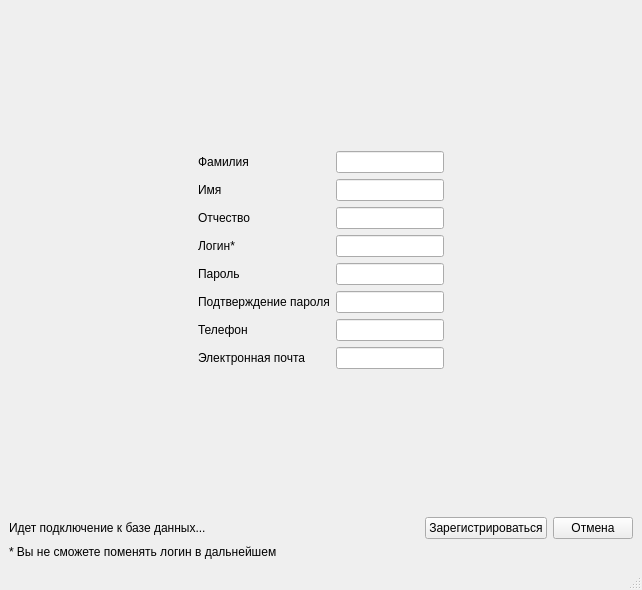
First picture: the form in final_version/transport_services/signup.ui, repository nexza78/course_work, before the edit.
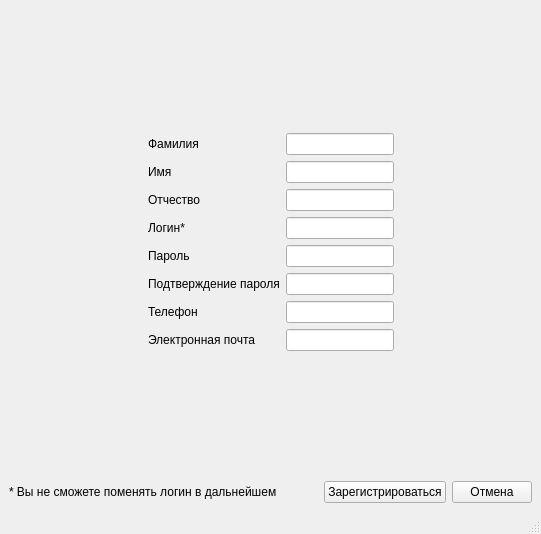
Second picture: the form after the edit. Icons and pictures are not drawn.

The edit to the form file:
```diff
--- a/final_version/transport_services/signup.ui
+++ b/final_version/transport_services/signup.ui
@@ -6,8 +6,8 @@
    <rect>
     <x>0</x>
     <y>0</y>
-    <width>642</width>
-    <height>590</height>
+    <width>541</width>
+    <height>534</height>
    </rect>
   </property>
   <property name="windowTitle">
@@ -25,13 +25,10 @@
        </widget>
       </item>
       <item row="0" column="0">
-       <widget class="QLabel" name="label">
+       <widget class="QLabel" name="label_8">
         <property name="text">
-         <string>Идет подключение к базе данных...</string>
+         <string>* Вы не сможете поменять логин в дальнейшем</string>
         </property>
-        <property name="alignment">
-         <set>Qt::AlignLeading|Qt::AlignLeft|Qt::AlignVCenter</set>
-        </property>
        </widget>
       </item>
       <item row="0" column="3">
@@ -378,13 +375,6 @@
       </item>
      </layout>
     </item>
-    <item row="2" column="1">
-     <widget class="QLabel" name="label_8">
-      <property name="text">
-       <string>* Вы не сможете поменять логин в дальнейшем</string>
-      </property>
-     </widget>
-    </item>
    </layout>
   </widget>
   <widget class="QMenuBar" name="menubar">
```
Left out of the diff: 48 changed lines with no effect on the pictures.
